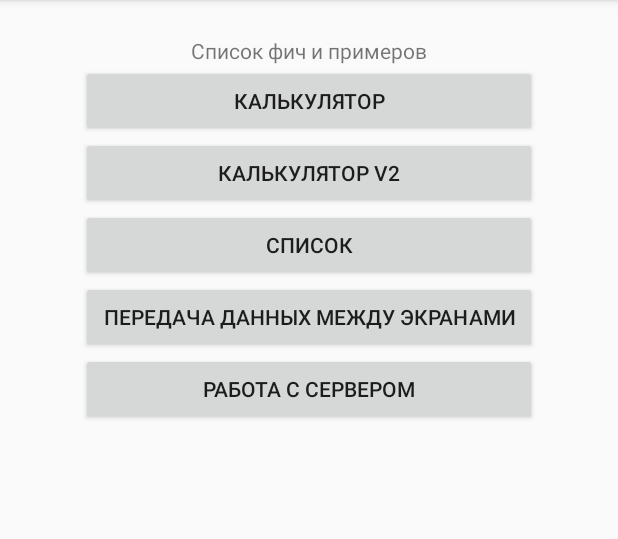
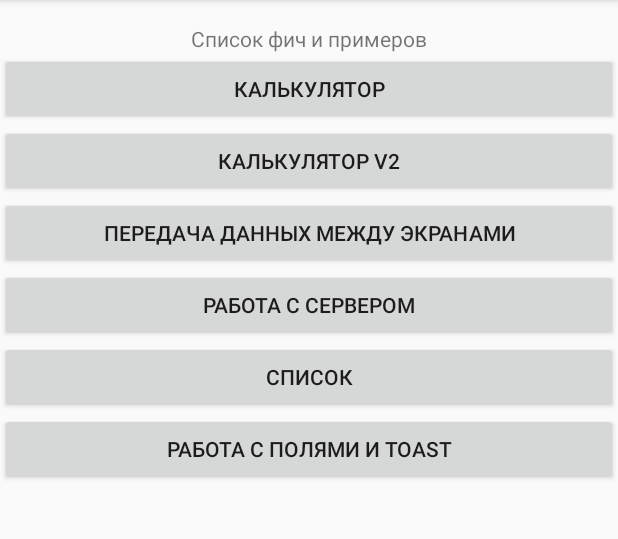
Before and after one commit to devymatty/lessons-multifeatures, an Android app: the screen it shows after launch (MainActivity), on a phone screen of 412 x 824 dp, the part 84-623 px from its top. Run offline under Robolectric (Android 15) with nearby library versions, the phone set to English and light mode, and no system bars.

Commit message:
YouTube Lessons - Lesson 5 Fields and Toast

```diff
--- a/app/build.gradle
+++ b/app/build.gradle
@@ -22,6 +22,7 @@ dependencies {
     implementation fileTree(dir: 'libs', include: ['*.jar'])
     implementation 'com.android.support:appcompat-v7:28.0.0'
     implementation 'com.android.support.constraint:constraint-layout:1.1.3'
+    implementation 'com.android.support:design:28.0.0'
     testImplementation 'junit:junit:4.12'
     androidTestImplementation 'com.android.support.test:runner:1.0.2'
     androidTestImplementation 'com.android.support.test.espresso:espresso-core:3.0.2'
--- a/app/src/main/java/ru/redgeeks/lessons/multifeatures/MainActivity.java
+++ b/app/src/main/java/ru/redgeeks/lessons/multifeatures/MainActivity.java
@@ -46,6 +46,10 @@ public class MainActivity extends AppCompatActivity {
                 intent = new Intent(MainActivity.this, ServerActivity.class);
                 break;
 
+            case "Работа с полями и Toast":
+                intent = new Intent(MainActivity.this, FieldAndToastActivity.class);
+                break;
+
             default:
                 break;
         }
--- a/app/src/main/java/ru/redgeeks/lessons/multifeatures/netlibrary/NetworkService.java
+++ b/app/src/main/java/ru/redgeeks/lessons/multifeatures/netlibrary/NetworkService.java
@@ -18,7 +18,6 @@ public class NetworkService {
     private static final String BASE_URL = "https://jsonplaceholder.typicode.com";
     private Retrofit mRetrofit;
 
-
     private NetworkService() {
         HttpLoggingInterceptor interceptor = new HttpLoggingInterceptor();
         interceptor.setLevel(HttpLoggingInterceptor.Level.BODY);
--- a/app/src/main/res/layout/activity_main.xml
+++ b/app/src/main/res/layout/activity_main.xml
@@ -6,16 +6,18 @@
     android:layout_height="match_parent"
     tools:context=".MainActivity">
 
+    <ScrollView
+        android:layout_width="match_parent"
+        android:layout_height="match_parent">
+
         <LinearLayout
-        android:layout_width="304dp"
+            android:layout_width="match_parent"
             android:layout_height="wrap_content"
-        android:layout_marginStart="8dp"
-        android:layout_marginTop="24dp"
-        android:layout_marginEnd="8dp"
-        android:orientation="vertical"
-        app:layout_constraintEnd_toEndOf="parent"
-        app:layout_constraintStart_toStartOf="parent"
-        app:layout_constraintTop_toTopOf="parent">
+            android:orientation="vertical" >
+
+            <Space
+                android:layout_width="match_parent"
+                android:layout_height="16dp" />
 
             <TextView
                 android:layout_width="match_parent"
@@ -44,13 +46,6 @@
                 android:text="@string/main_calc_v2" />
 
             <Button
-            android:id="@+id/btn_list"
-            android:layout_width="match_parent"
-            android:layout_height="wrap_content"
-            android:onClick="clickButton"
-            android:text="@string/main_list" />
-
-        <Button
                 android:id="@+id/btn_migrate"
                 android:layout_width="match_parent"
                 android:layout_height="wrap_content"
@@ -64,6 +59,21 @@
                 android:onClick="clickButton"
                 android:text="@string/main_work_server" />
 
+            <Button
+                android:id="@+id/btn_list"
+                android:layout_width="match_parent"
+                android:layout_height="wrap_content"
+                android:onClick="clickButton"
+                android:text="@string/main_list" />
+
+            <Button
+                android:id="@+id/btn_field_and_toast"
+                android:layout_width="match_parent"
+                android:layout_height="wrap_content"
+                android:onClick="clickButton"
+                android:text="@string/toast" />
+
         </LinearLayout>
+    </ScrollView>
 
 </android.support.constraint.ConstraintLayout>
--- /dev/null
+++ b/app/src/main/res/values/dimens.xml
@@ -0,0 +1,3 @@
+<resources>
+    <dimen name="fab_margin">16dp</dimen>
+</resources>
--- a/app/src/main/res/values/strings.xml
+++ b/app/src/main/res/values/strings.xml
@@ -26,4 +26,7 @@
     <string name="migr_int_placeholder">Значение Int</string>
     <string name="null_value">Отсутствует</string>
     <string name="main_work_server">Работа с сервером</string>
+    <string name="title_activity_field_and_toast">FieldAndToastActivity</string>
+    <string name="toast">Работа с полями и Toast</string>
+    <string name="show_toast">Show Toast</string>
 </resources>
```
Also changed, not shown: app/src/main/AndroidManifest.xml (+24 -19 lines), app/src/main/java/ru/redgeeks/lessons/multifeatures/FieldAndToastActivity.java (added, +54 -0 lines), app/src/main/res/layout/activity_field_and_toast.xml (added, +42 -0 lines), app/src/main/res/values/styles.xml (+9 -0 lines). Lines whose indentation alone changed are shown as unchanged.
